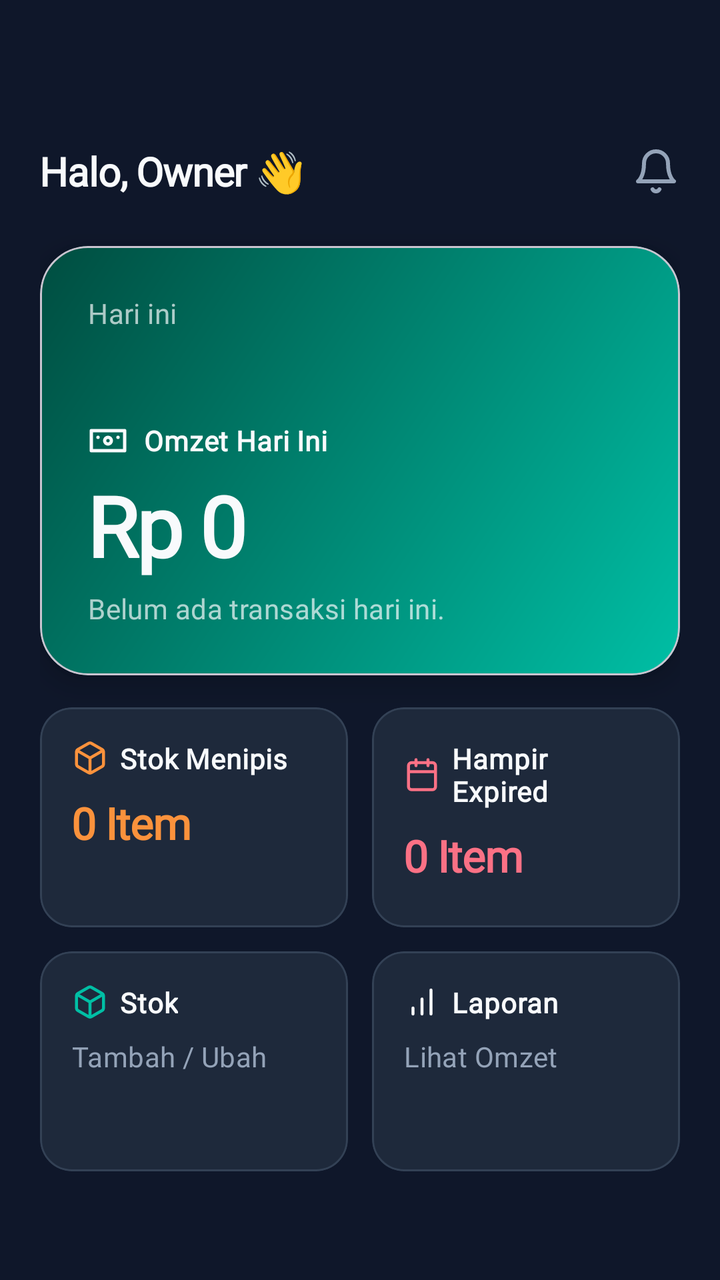
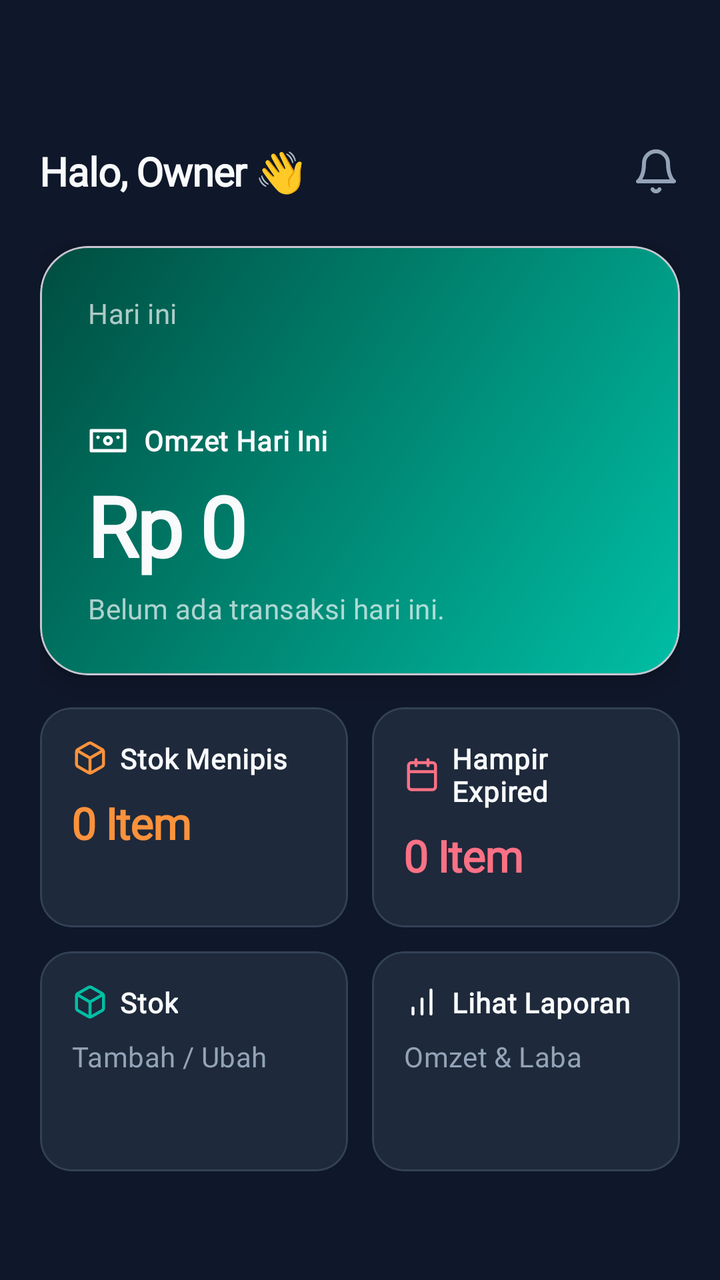

An Android layout rendered at two revisions. The XML below is the earlier revision; the diff shows what the commit changed to produce the second picture.
<!-- AndroidManifest.xml: application theme Theme.Material3.DayNight.NoActionBar -->
<!-- res/layout/activity_dashboard.xml -->
<?xml version="1.0" encoding="utf-8"?>
<ScrollView xmlns:android="http://schemas.android.com/apk/res/android"
    xmlns:app="http://schemas.android.com/apk/res-auto"
    android:layout_width="match_parent"
    android:layout_height="match_parent"
    android:background="@color/dw_bg"
    android:fillViewport="true">

    <LinearLayout
        android:layout_width="match_parent"
        android:layout_height="wrap_content"
        android:orientation="vertical"
        android:paddingHorizontal="20dp"
        android:paddingTop="56dp"
        android:paddingBottom="24dp">

        
        <androidx.constraintlayout.widget.ConstraintLayout
            android:layout_width="match_parent"
            android:layout_height="wrap_content"
            android:layout_marginTop="16dp"
            android:layout_marginBottom="24dp">

            <TextView
                android:id="@+id/tvGreeting"
                style="@style/Text.Header"
                android:layout_width="wrap_content"
                android:layout_height="wrap_content"
                android:text="Halo, Owner 👋"
                app:layout_constraintBottom_toBottomOf="parent"
                app:layout_constraintStart_toStartOf="parent"
                app:layout_constraintTop_toTopOf="parent" />

            <ImageView
                android:layout_width="24dp"
                android:layout_height="24dp"
                android:src="@drawable/ic_lucide_bell"
                app:layout_constraintBottom_toBottomOf="@id/tvGreeting"
                app:layout_constraintEnd_toEndOf="parent"
                app:layout_constraintTop_toTopOf="@id/tvGreeting" />

        </androidx.constraintlayout.widget.ConstraintLayout>

        
        <com.google.android.material.card.MaterialCardView
            android:layout_width="match_parent"
            android:layout_height="wrap_content"
            app:cardBackgroundColor="@android:color/transparent"
            app:cardCornerRadius="24dp"
            app:cardElevation="8dp">

            <LinearLayout
                android:layout_width="match_parent"
                android:layout_height="wrap_content"
                android:background="@drawable/bg_hero_gradient"
                android:orientation="vertical"
                android:padding="24dp">

                <TextView
                    style="@style/Text.Body"
                    android:layout_width="wrap_content"
                    android:layout_height="wrap_content"
                    android:text="Hari ini"
                    android:alpha="0.7" />

                <TextView
                    android:id="@+id/tvDate"
                    style="@style/Text.Header"
                    android:layout_width="wrap_content"
                    android:layout_height="wrap_content"
                    android:textSize="18sp"
                    android:layout_marginBottom="20dp" />

                <LinearLayout
                    android:layout_width="wrap_content"
                    android:layout_height="wrap_content"
                    android:orientation="horizontal"
                    android:gravity="center_vertical">
                    
                    <ImageView
                        android:layout_width="20dp"
                        android:layout_height="20dp"
                        android:src="@drawable/ic_lucide_wallet"
                        app:tint="@color/dw_text_primary"
                        android:layout_marginEnd="8dp" />

                    <TextView
                        style="@style/Text.Label"
                        android:layout_width="wrap_content"
                        android:layout_height="wrap_content"
                        android:textColor="@color/dw_text_primary"
                        android:text="Omzet Hari Ini" />
                </LinearLayout>

                <TextView
                    android:id="@+id/tvProfit"
                    style="@style/Text.Display"
                    android:layout_width="wrap_content"
                    android:layout_height="wrap_content"
                    android:text="Rp 0"
                    android:layout_marginTop="4dp" />

                <TextView
                    android:id="@+id/tvSubInfo"
                    style="@style/Text.Body"
                    android:layout_width="wrap_content"
                    android:layout_height="wrap_content"
                    android:alpha="0.7"
                    android:text="Belum ada transaksi hari ini."
                    android:layout_marginTop="4dp" />

            </LinearLayout>
        </com.google.android.material.card.MaterialCardView>

        
        <GridLayout
            android:layout_width="match_parent"
            android:layout_height="wrap_content"
            android:columnCount="2"
            android:layout_marginTop="16dp">

            
            <com.google.android.material.card.MaterialCardView
                android:layout_width="0dp"
                android:layout_height="110dp"
                android:layout_columnWeight="1"
                android:layout_marginEnd="6dp"
                app:cardBackgroundColor="@color/dw_surface"
                app:cardCornerRadius="16dp"
                app:cardElevation="0dp"
                app:strokeColor="#334155"
                app:strokeWidth="1dp">
                <LinearLayout
                    android:layout_width="match_parent"
                    android:layout_height="match_parent"
                    android:orientation="vertical"
                    android:gravity="top"
                    android:padding="16dp">
                    <LinearLayout
                        android:layout_width="wrap_content"
                        android:layout_height="wrap_content"
                        android:orientation="horizontal" android:gravity="center_vertical">
                        <ImageView android:layout_width="18dp" android:layout_height="18dp"
                            android:src="@drawable/ic_lucide_box" android:layout_marginEnd="6dp" />
                        <TextView style="@style/Text.Label" android:layout_width="wrap_content"
                            android:layout_height="wrap_content" android:textColor="@color/text_primary" android:text="Stok Menipis" />
                    </LinearLayout>
                    <TextView android:id="@+id/tvLowStock" style="@style/Text.Header"
                        android:layout_width="wrap_content" android:layout_height="wrap_content"
                        android:text="0 Item" android:textColor="#FB923C"
                        android:textSize="22sp" android:layout_marginTop="8dp" />
                </LinearLayout>
            </com.google.android.material.card.MaterialCardView>

            
            <com.google.android.material.card.MaterialCardView
                android:layout_width="0dp"
                android:layout_height="110dp"
                android:layout_columnWeight="1"
                android:layout_marginStart="6dp"
                app:cardBackgroundColor="@color/dw_surface"
                app:cardCornerRadius="16dp"
                app:cardElevation="0dp"
                app:strokeColor="#334155"
                app:strokeWidth="1dp">
                <LinearLayout
                    android:layout_width="match_parent"
                    android:layout_height="match_parent"
                    android:orientation="vertical"
                    android:gravity="top"
                    android:padding="16dp">
                    <LinearLayout
                        android:layout_width="wrap_content"
                        android:layout_height="wrap_content"
                        android:orientation="horizontal" android:gravity="center_vertical">
                        <ImageView android:layout_width="18dp" android:layout_height="18dp"
                            android:src="@drawable/ic_lucide_calendar" android:layout_marginEnd="6dp" />
                        <TextView style="@style/Text.Label" android:layout_width="wrap_content"
                            android:layout_height="wrap_content" android:textColor="@color/text_primary" android:text="Hampir Expired" />
                    </LinearLayout>
                    <TextView android:id="@+id/tvExpired" style="@style/Text.Header"
                        android:layout_width="wrap_content" android:layout_height="wrap_content"
                        android:text="0 Item" android:textColor="#FB7185"
                        android:textSize="22sp" android:layout_marginTop="8dp" />
                </LinearLayout>
            </com.google.android.material.card.MaterialCardView>
        </GridLayout>

        
        <GridLayout
            android:layout_width="match_parent"
            android:layout_height="wrap_content"
            android:columnCount="2"
            android:layout_marginTop="12dp">

            
            <com.google.android.material.card.MaterialCardView
                android:id="@+id/btnManageProducts"
                android:layout_width="0dp"
                android:layout_height="110dp"
                android:layout_columnWeight="1"
                android:layout_marginEnd="6dp"
                app:cardBackgroundColor="@color/dw_surface"
                app:cardCornerRadius="16dp"
                app:cardElevation="0dp"
                app:strokeColor="#334155"
                app:strokeWidth="1dp"
                android:clickable="true"
                android:focusable="true"
                app:rippleColor="#33FFFFFF">
                
                <LinearLayout
                    android:layout_width="match_parent"
                    android:layout_height="match_parent"
                    android:orientation="vertical"
                    android:gravity="top"
                    android:padding="16dp">
                    <LinearLayout
                        android:layout_width="wrap_content"
                        android:layout_height="wrap_content"
                        android:orientation="horizontal" android:gravity="center_vertical">
                        <ImageView
                            android:layout_width="18dp"
                            android:layout_height="18dp"
                            android:src="@drawable/ic_lucide_box"
                            app:tint="@color/dw_teal"
                            android:layout_marginEnd="6dp" />
                        <TextView
                            style="@style/Text.Label"
                            android:layout_width="wrap_content"
                            android:layout_height="wrap_content"
                            android:textColor="@color/dw_text_primary"
                            android:text="Stok" />
                    </LinearLayout>
                    <TextView
                        style="@style/Text.Body"
                        android:layout_width="wrap_content"
                        android:layout_height="wrap_content"
                        android:textColor="@color/dw_text_secondary"
                        android:textSize="14sp"
                        android:text="Tambah / Ubah"
                        android:layout_marginTop="8dp" />
                </LinearLayout>
            </com.google.android.material.card.MaterialCardView>

            
            <com.google.android.material.card.MaterialCardView
                android:id="@+id/btnLaporan"
                android:layout_width="0dp"
                android:layout_height="110dp"
                android:layout_columnWeight="1"
                android:layout_marginStart="6dp"
                app:cardBackgroundColor="@color/dw_surface"
                app:cardCornerRadius="16dp"
                app:cardElevation="0dp"
                app:strokeColor="#334155"
                app:strokeWidth="1dp"
                android:clickable="true"
                android:focusable="true"
                app:rippleColor="#33FFFFFF">

                <LinearLayout
                    android:layout_width="match_parent"
                    android:layout_height="match_parent"
                    android:orientation="vertical"
                    android:gravity="top"
                    android:padding="16dp">
                    <LinearLayout
                        android:layout_width="wrap_content"
                        android:layout_height="wrap_content"
                        android:orientation="horizontal" android:gravity="center_vertical">
                        <ImageView
                            android:layout_width="18dp"
                            android:layout_height="18dp"
                            android:src="@drawable/ic_lucide_chart"
                            app:tint="@color/dw_text_primary"
                            android:layout_marginEnd="6dp" />
                        <TextView
                            style="@style/Text.Label"
                            android:layout_width="wrap_content"
                            android:layout_height="wrap_content"
                            android:textColor="@color/dw_text_primary"
                            android:text="Laporan" />
                    </LinearLayout>
                    <TextView
                        style="@style/Text.Body"
                        android:layout_width="wrap_content"
                        android:layout_height="wrap_content"
                        android:textColor="@color/dw_text_secondary"
                        android:textSize="14sp"
                        android:text="Lihat Omzet"
                        android:layout_marginTop="8dp" />
                </LinearLayout>
            </com.google.android.material.card.MaterialCardView>

        </GridLayout>

    </LinearLayout>
</ScrollView>
<!-- resources referenced by this layout -->
<resources>
  <color name="dw_bg">#0F172A</color>
  <color name="dw_surface">#1E293B</color>
  <color name="dw_teal">#00BFA5</color>
  <color name="dw_text_primary">#F8FAFC</color>
  <color name="dw_text_secondary">#94A3B8</color>
  <color name="text_primary">#F8FAFC</color>
  <!-- drawable bg_hero_gradient (drawable) -->
  <?xml version="1.0" encoding="utf-8"?>
  <shape xmlns:android="http://schemas.android.com/apk/res/android" android:shape="rectangle">
      <gradient android:startColor="#00BFA5" android:endColor="#004D40" android:angle="135" />
      <corners android:radius="24dp" />
  </shape>
  <!-- drawable ic_lucide_bell (drawable) -->
  <vector xmlns:android="http://schemas.android.com/apk/res/android" android:width="24dp" android:height="24dp" android:viewportWidth="24" android:viewportHeight="24">
    <path android:strokeColor="#94A3B8" android:strokeWidth="2" android:strokeLineCap="round" android:strokeLineJoin="round" android:pathData="M6 8a6 6 0 0 1 12 0c0 7 3 9 3 9H3s3-2 3-9M10.3 21a1.94 1.94 0 0 0 3.4 0"/>
  </vector>
  <!-- drawable ic_lucide_calendar (drawable) -->
  <vector xmlns:android="http://schemas.android.com/apk/res/android" android:width="24dp" android:height="24dp" android:viewportWidth="24" android:viewportHeight="24">
    <path android:strokeColor="#FB7185" android:strokeWidth="2" android:strokeLineCap="round" android:strokeLineJoin="round" android:pathData="M19 4H5a2 2 0 0 0-2 2v14a2 2 0 0 0 2 2h14a2 2 0 0 0 2-2V6a2 2 0 0 0-2-2z M16 2v4 M8 2v4 M3 10h18"/>
  </vector>
  <!-- drawable ic_lucide_chart (drawable) -->
  <vector xmlns:android="http://schemas.android.com/apk/res/android" android:width="24dp" android:height="24dp" android:viewportWidth="24" android:viewportHeight="24">
    <path android:strokeColor="#FFFFFF" android:strokeWidth="2" android:strokeLineCap="round" android:strokeLineJoin="round" android:pathData="M12 20V10M18 20V4M6 20v-4"/>
  </vector>
  <!-- drawable ic_lucide_wallet (drawable) -->
  <vector xmlns:android="http://schemas.android.com/apk/res/android" android:width="24dp" android:height="24dp" android:viewportWidth="24" android:viewportHeight="24">
    <path android:strokeColor="#FFFFFF" android:strokeWidth="2" android:strokeLineCap="round" android:strokeLineJoin="round" android:pathData="M2 6h20v12H2z M12 14a2 2 0 1 0 0-4 2 2 0 0 0 0 4z M6 10h.01 M18 10h.01"/>
  </vector>
  <style name="Text.Body" parent="android:Widget.TextView">
          <item name="android:fontFamily">@font/plus_jakarta_sans</item>
          <item name="android:textColor">@color/text_primary</item>
          <item name="android:textSize">14sp</item>
          <item name="android:letterSpacing">0.01</item>
      </style>
  <style name="Text.Display" parent="android:Widget.TextView">
          <item name="android:fontFamily">@font/plus_jakarta_sans</item>
          <item name="android:textColor">@color/text_primary</item>
          <item name="android:textSize">42sp</item>
          <item name="android:textStyle">bold</item>
          <item name="android:letterSpacing">-0.03</item>
      </style>
  <style name="Text.Header" parent="android:Widget.TextView">
          <item name="android:fontFamily">@font/plus_jakarta_sans</item>
          <item name="android:textColor">@color/text_primary</item>
          <item name="android:textSize">20sp</item>
          <item name="android:textStyle">bold</item>
          <item name="android:letterSpacing">-0.02</item>
      </style>
  <style name="Text.Label" parent="android:Widget.TextView">
          <item name="android:fontFamily">@font/plus_jakarta_sans</item>
          <item name="android:textColor">@color/text_secondary</item>
          <item name="android:textSize">14sp</item>
          <item name="android:textStyle">bold</item>
          <item name="android:letterSpacing">0.02</item>
      </style>
  <color name="text_secondary">#94A3B8</color>
  <!-- unchanged entries left out for length: 1 -->
</resources>

<!-- the commit's change to res/layout/activity_dashboard.xml (unified diff, before → after) -->
@@ -280,7 +280,7 @@
                             android:layout_width="wrap_content"
                             android:layout_height="wrap_content"
                             android:textColor="@color/dw_text_primary"
-                            android:text="Laporan" />
+                            android:text="Lihat Laporan" />
                     </LinearLayout>
                     <TextView
                         style="@style/Text.Body"
@@ -288,7 +288,7 @@
                         android:layout_height="wrap_content"
                         android:textColor="@color/dw_text_secondary"
                         android:textSize="14sp"
-                        android:text="Lihat Omzet"
+                        android:text="Omzet &amp; Laba"
                         android:layout_marginTop="8dp" />
                 </LinearLayout>
             </com.google.android.material.card.MaterialCardView>
